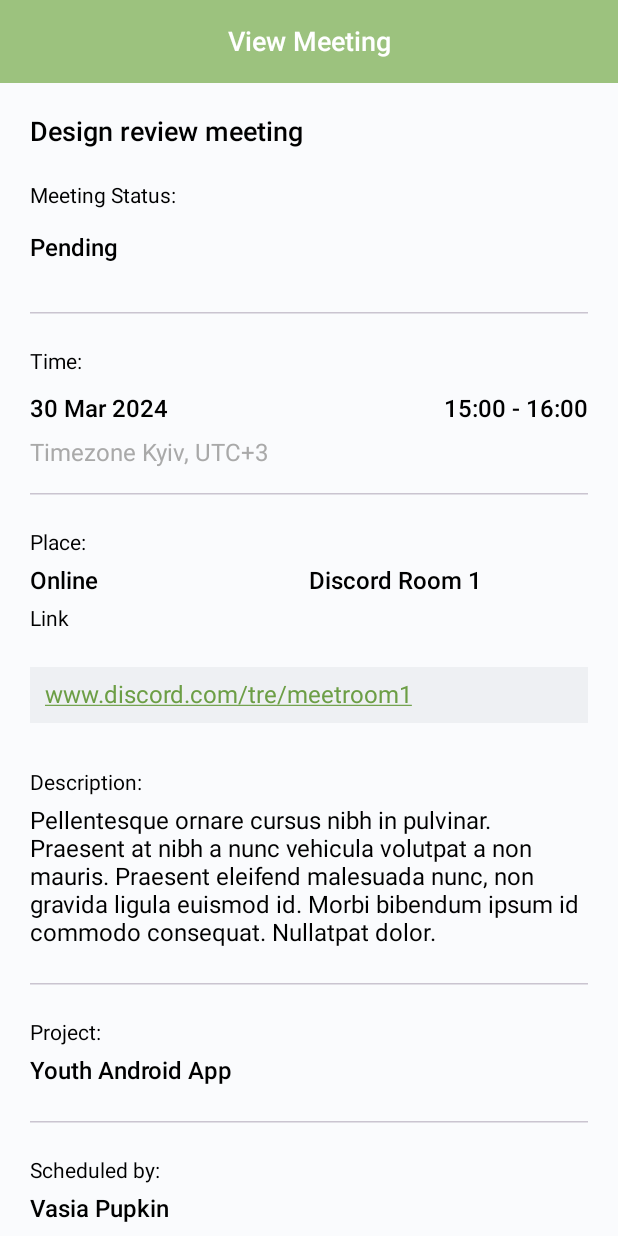
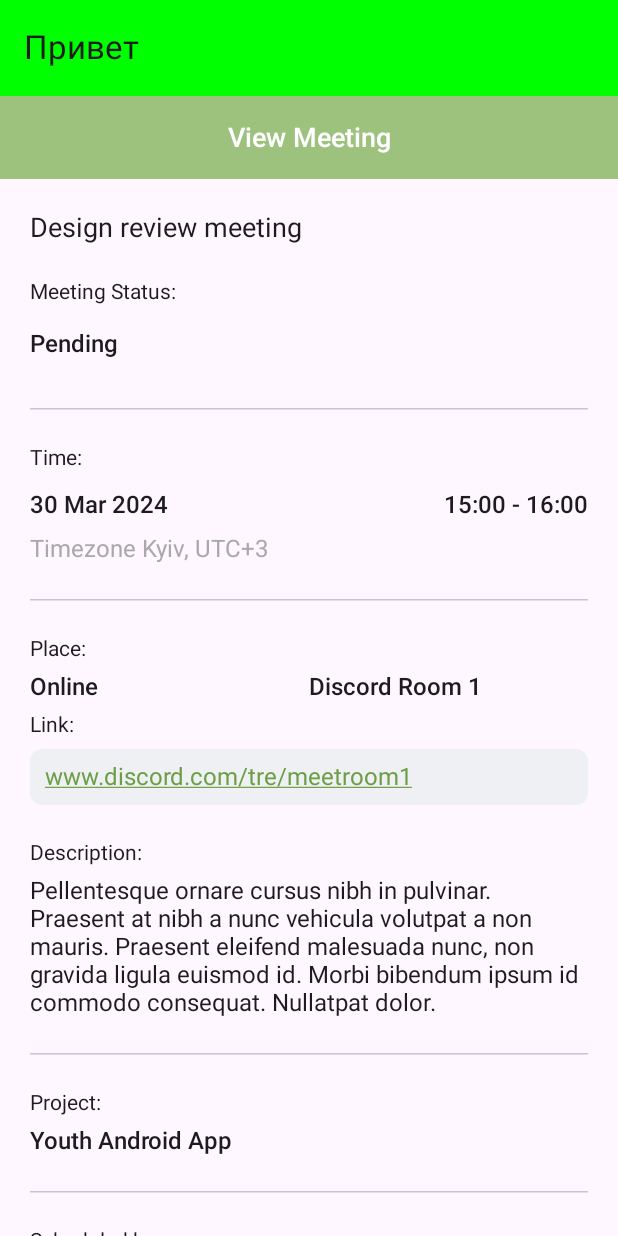
Before and after one commit to Timofiy0-0/Inventory, an Android app built with Jetpack Compose: the TestScreen screen opened through its navigation route, on a phone screen of 412 x 824 dp. Run offline under Robolectric (Android 15) with nearby library versions, the phone set to English and light mode, and no system bars.

Commit message:
сделал экран с сменой цвета фона

```diff
--- a/app/src/main/java/com/tima/inventory/MainActivity.kt
+++ b/app/src/main/java/com/tima/inventory/MainActivity.kt
@@ -3,29 +3,18 @@ package com.tima.inventory
 import android.os.Bundle
 import androidx.activity.ComponentActivity
 import androidx.activity.compose.setContent
-import androidx.compose.foundation.background
-import androidx.compose.foundation.layout.Arrangement
 import androidx.compose.foundation.layout.Column
-import androidx.compose.foundation.layout.Row
-import androidx.compose.foundation.layout.Spacer
 import androidx.compose.foundation.layout.fillMaxSize
-import androidx.compose.foundation.layout.fillMaxWidth
-import androidx.compose.foundation.layout.height
 import androidx.compose.foundation.layout.padding
-import androidx.compose.foundation.rememberScrollState
-import androidx.compose.foundation.verticalScroll
 import androidx.compose.material3.Button
-import androidx.compose.material3.HorizontalDivider
+import androidx.compose.material3.ExperimentalMaterial3Api
+import androidx.compose.material3.Scaffold
 import androidx.compose.material3.Text
+import androidx.compose.material3.TopAppBar
+import androidx.compose.material3.TopAppBarDefaults.topAppBarColors
 import androidx.compose.runtime.Composable
-import androidx.compose.ui.Alignment
 import androidx.compose.ui.Modifier
 import androidx.compose.ui.graphics.Color
-import androidx.compose.ui.text.font.FontWeight
-import androidx.compose.ui.text.font.FontWeight.Companion.W500
-import androidx.compose.ui.text.style.TextDecoration
-import androidx.compose.ui.unit.dp
-import androidx.compose.ui.unit.sp
 import androidx.navigation.NavHostController
 import androidx.navigation.compose.NavHost
 import androidx.navigation.compose.composable
@@ -34,170 +23,66 @@ import androidx.navigation.compose.rememberNavController
 class MainActivity : ComponentActivity() {
     override fun onCreate(savedInstanceState: Bundle?) {
         super.onCreate(savedInstanceState)
-        setContent {
-            InventoryApp()
+        setContent { MyApp() }
+    }
+}
+
+@OptIn(ExperimentalMaterial3Api::class)
+@Composable
+fun MyApp() {
+    Scaffold(topBar = {
+        TopAppBar(
+            title = { Text(text = "Привет") },
+            colors = topAppBarColors(containerColor = Color.Green)
+        )
+    })
+    { padding ->
+        val navController = rememberNavController()
+        NavHost(
+            navController = navController,
+            startDestination = MAIN_SCREEN,
+            modifier = Modifier.padding(padding)
+        ) {
+            composable(MAIN_SCREEN) { MainScreen(navController) }
+
+            composable(CITY_SCREEN) { CityScreen(navController) }
+
+            composable(TEST_SCREEN) { TestScreen(navController) }
+
+            composable(INVENTORY_SCREEN) { InventoryScreen(navController) }
+            composable(ADD_ITEM_SCREEN) { AddItemScreen(navController) }
+            composable(EDIT_ITEM_SCREEN) { EditItemScreen(navController) }
+            composable(ITEM_DETAILS_SCREEN) { ItemDetailsScreen(navController) }
+
+            composable(SCREEN_HOUSE) { ScreenHouse(navController) }
+            composable(SCREEN_ATB) { ScreenAtb(navController) }
+            composable(SCREEN_HOME) { ScreenHome(navController) }
+            composable(SCREEN_WALK) { ScreenWalk(navController) }
+            composable(FON_SCREEN) { FonScreen() }
+
         }
     }
 }
 
-@Composable
-fun InventoryApp() {
-    val navController = rememberNavController()
-    NavHost(navController = navController, startDestination = SCREEN_1) {
-        composable(TEST_SCREEN) { TestScreen(navController) }
-        composable(SCREEN_1) { Screen1(navController) }
-        composable(SCREEN_2) { Screen2(navController) }
-        composable(SCREEN_3) { Screen3(navController) }
-    }
-}
-
-const val TEST_SCREEN = "test_screen"
-const val SCREEN_1 = "screen_1"
-const val SCREEN_2 = "screen_2"
-const val SCREEN_3 = "screen_3"
+val MAIN_SCREEN = "Main screen"
 
 @Composable
-fun Screen1(navController: NavHostController) {
-    Column {
-        Text(text = "Экран 1", fontSize = 50.sp)
-        Button(onClick = { navController.navigate(SCREEN_2) }) {
-            Text(text = "Идем-ка на Экран 2")
+fun MainScreen(navController: NavHostController) {
+    Column(modifier = Modifier.fillMaxSize()) {
+        Button(onClick = { navController.navigate(INVENTORY_SCREEN) }) {
+            Text(text = "Инвентарь")
+        }
+        Button(onClick = { navController.navigate(CITY_SCREEN) }) {
+            Text(text = "Ваш город")
+        }
+        Button(onClick = { navController.navigate(SCREEN_HOUSE) }) {
+            Text(text = "Гуляние")
+        }
+        Button(onClick = { navController.navigate(TEST_SCREEN) }) {
+            Text(text = "Тестовый экран")
+        }
+        Button(onClick = { navController.navigate(FON_SCREEN) }) {
+            Text(text = "Смена цвета")
         }
     }
 }
-
-@Composable
-fun Screen2(navController: NavHostController) {
-    Column {
-        Text(text = "Экран 2", fontSize = 50.sp)
-        Text(text = "Экран 2", fontSize = 50.sp)
-        Text(text = "Экран 2", fontSize = 50.sp)
-        Text(text = "Экран 2", fontSize = 50.sp)
-        Text(text = "Экран 2", fontSize = 50.sp)
-        Text(text = "Экран 2", fontSize = 50.sp)
-        Text(text = "Экран 2", fontSize = 50.sp)
-        Button(onClick = { navController.navigate(SCREEN_3) }) {
-            Text(text = "Пойдем-ка на Экран 3")
-        }
-    }
-}
-
-@Composable
-fun Screen3(navController: NavHostController) {
-    Column {
-        Text(text = "Экран 3", fontSize = 50.sp)
-        Text(text = "Экран 3", fontSize = 50.sp)
-        Text(text = "Экран 3", fontSize = 50.sp)
-        Button(onClick = { navController.navigate(TEST_SCREEN)  }) {
-            Text(text = "Гоу на экран ТЕСТ!!!!")
-        }
-    }
-}
-
-@Composable
-fun TestScreen(navController: NavHostController) {
-    Column(modifier = Modifier.fillMaxSize()) {
-        Row(
-            modifier = Modifier
-                .fillMaxWidth()
-                .height(55.dp)
-                .background(Color(0xFF9CC27E)),
-            verticalAlignment = Alignment.CenterVertically,
-            horizontalArrangement = Arrangement.Center
-        ) {
-            Text(
-                text = "View Meeting",
-                fontSize = 18.sp,
-                fontWeight = FontWeight.Medium,
-                color = Color(0xFFFFFFFF)
-            )
-        }
-        Column(
-            modifier = Modifier
-                .fillMaxSize()
-                .background(Color(0xFFFAFBFD))
-                .padding(start = 20.dp, top = 22.dp, end = 20.dp)
-                .verticalScroll(rememberScrollState())
-        ) {
-            Text(
-                text = "Design review meeting", fontSize = 18.sp, fontWeight = FontWeight.Medium
-            )
-            Spacer(modifier = Modifier.height(24.dp))
-            Text(text = "Meeting Status:", fontSize = 14.sp)
-            Spacer(modifier = Modifier.height(17.dp))
-            Text(text = "Pending", fontSize = 16.sp, fontWeight = W500)
-            Spacer(modifier = Modifier.height(33.dp))
-            HorizontalDivider()
-            Spacer(modifier = Modifier.height(24.dp))
-            Text(text = "Time:", fontSize = 14.sp)
-            Spacer(modifier = Modifier.height(14.dp))
-            Row {
-                Text(text = "30 Mar 2024", fontSize = 16.sp, fontWeight = W500)
-                Spacer(modifier = Modifier.weight(1F))
-                Text(text = "15:00 - 16:00", fontSize = 16.sp, fontWeight = W500)
-            }
-            Spacer(modifier = Modifier.height(10.5.dp))
-            Text(text = "Timezone Kyiv, UTC+3", fontSize = 16.sp, color = Color(0xFFA9A9A9))
-            Spacer(modifier = Modifier.height(17.dp))
-            HorizontalDivider()
-            Spacer(modifier = Modifier.height(24.dp))
-            Text(text = "Place:", fontSize = 14.sp)
-            Spacer(modifier = Modifier.height(8.dp))
-            Row {
-                Text(
-                    text = "Online",
-                    fontSize = 16.sp,
-                    fontWeight = W500,
-                    modifier = Modifier.weight(1F)
-                )
-                Text(
-                    text = "Discord Room 1",
-                    fontSize = 16.sp,
-                    fontWeight = W500,
-                    modifier = Modifier.weight(1F)
-                )
-            }
-            Spacer(modifier = Modifier.height(8.dp))
-            Text(text = "Link", fontSize = 14.sp)
-            Spacer(modifier = Modifier.height(24.dp))
-            Row(
-                modifier = Modifier
-                    .height(37.dp)
-                    .fillMaxSize()
-                    .background(Color(0xFFEEF0F3))
-                    .padding(start = 10.dp),
-                verticalAlignment = Alignment.CenterVertically,
-            )
-
-            {
-                Text(
-                    text = "www.discord.com/tre/meetroom1",
-                    fontSize = 16.sp,
-                    color = Color(0xFF6C9E45),
-                    textDecoration = TextDecoration.Underline
-                )
-            }
-            Spacer(modifier = Modifier.height(8.dp))
-            Spacer(modifier = Modifier.height(24.dp))
-            Text(text = "Description:", fontSize = 14.sp)
-            Spacer(modifier = Modifier.height(8.dp))
-            Text(
-                text = "Pellentesque ornare cursus nibh in pulvinar. Praesent at nibh a nunc vehicula volutpat a non mauris. Praesent eleifend malesuada nunc, non gravida ligula euismod id. Morbi bibendum ipsum id commodo consequat. Nullatpat dolor.",
-                fontSize = 16.sp
-            )
-            Spacer(modifier = Modifier.height(24.dp))
-            HorizontalDivider()
-            Spacer(modifier = Modifier.height(24.dp))
-            Text(text = "Project:", fontSize = 14.sp)
-            Spacer(modifier = Modifier.height(8.dp))
-            Text(text = "Youth Android App", fontSize = 16.sp, fontWeight = W500)
-            Spacer(modifier = Modifier.height(24.dp))
-            HorizontalDivider()
-            Spacer(modifier = Modifier.height(24.dp))
-            Text(text = "Scheduled by:", fontSize = 14.sp)
-            Spacer(modifier = Modifier.height(8.dp))
-            Text(text = "Vasia Pupkin", fontSize = 16.sp, fontWeight = W500)
-            Spacer(modifier = Modifier.height(24.dp))
-        }
-    }
-}
--- /dev/null
+++ b/app/src/main/java/com/tima/inventory/TestScreen.kt
@@ -0,0 +1,127 @@
+package com.tima.inventory
+
+import androidx.compose.foundation.background
+import androidx.compose.foundation.layout.Arrangement
+import androidx.compose.foundation.layout.Column
+import androidx.compose.foundation.layout.Row
+import androidx.compose.foundation.layout.Spacer
+import androidx.compose.foundation.layout.fillMaxSize
+import androidx.compose.foundation.layout.fillMaxWidth
+import androidx.compose.foundation.layout.height
+import androidx.compose.foundation.layout.padding
+import androidx.compose.foundation.rememberScrollState
+import androidx.compose.foundation.shape.RoundedCornerShape
+import androidx.compose.foundation.verticalScroll
+import androidx.compose.material3.HorizontalDivider
+import androidx.compose.material3.Text
+import androidx.compose.runtime.Composable
+import androidx.compose.ui.Alignment
+import androidx.compose.ui.Modifier
+import androidx.compose.ui.draw.clip
+import androidx.compose.ui.graphics.Color
+import androidx.compose.ui.text.font.FontWeight
+import androidx.compose.ui.text.font.FontWeight.Companion.W500
+import androidx.compose.ui.text.style.TextDecoration
+import androidx.compose.ui.unit.dp
+import androidx.compose.ui.unit.sp
+import androidx.navigation.NavHostController
+
+const val TEST_SCREEN = "test_screen"
+
+@Composable
+fun TestScreen(navController: NavHostController) {
+    Column(modifier = Modifier.fillMaxSize()) {
+        Row(
+            modifier = Modifier
+                .fillMaxWidth()
+                .height(55.dp)
+                .background(Color(0xFF9CC27E)),
+            verticalAlignment = Alignment.CenterVertically,
+            horizontalArrangement = Arrangement.Center
+        ) {
+            Text(
+                text = "View Meeting",
+                fontSize = 18.sp,
+                fontWeight = FontWeight.Medium,
+                color = Color(0xFFFFFFFF)
+            )
+        }
+        Column(
+            modifier = Modifier
+                .verticalScroll(rememberScrollState())
+                .padding(start = 20.dp, top = 22.dp, end = 20.dp)
+        ) {
+            Text(text = "Design review meeting", fontSize = 18.sp)
+            Spacer(modifier = Modifier.height(24.dp))
+            Text(text = "Meeting Status:", fontSize = 14.sp)
+            Spacer(modifier = Modifier.height(17.dp))
+            Text(text = "Pending", fontSize = 16.sp, fontWeight = W500)
+            Spacer(modifier = Modifier.height(33.dp))
+            HorizontalDivider()
+            Spacer(modifier = Modifier.height(24.dp))
+            Text(text = "Time:", fontSize = 14.sp)
+            Spacer(modifier = Modifier.height(14.dp))
+            Row {
+                Text(text = "30 Mar 2024", fontSize = 16.sp, fontWeight = W500)
+                Spacer(modifier = Modifier.weight(1F))
+                Text(text = "15:00 - 16:00", fontSize = 16.sp, fontWeight = W500)
+            }
+            Spacer(modifier = Modifier.height(10.5.dp))
+            Text(text = "Timezone Kyiv, UTC+3", fontSize = 16.sp, color = Color(0xFFA9A9A9))
+            Spacer(modifier = Modifier.height(24.dp))
+            HorizontalDivider()
+            Spacer(modifier = Modifier.height(24.dp))
+            Text(text = "Place:", fontSize = 14.sp)
+            Spacer(modifier = Modifier.height(8.dp))
+            Row {
+                Text(
+                    text = "Online", fontSize = 16.sp, fontWeight = W500,
+                    modifier = Modifier.weight(1F)
+                )
+                Text(
+                    text = "Discord Room 1", fontSize = 16.sp, fontWeight = W500,
+                    modifier = Modifier.weight(1F)
+                )
+            }
+            Spacer(modifier = Modifier.height(8.dp))
+            Text(text = "Link:", fontSize = 14.sp)
+            Spacer(modifier = Modifier.height(8.dp))
+            Row(
+                modifier = Modifier
+                    .clip(RoundedCornerShape(8.dp))
+                    .height(37.dp)
+                    .fillMaxWidth()
+                    .background(Color(0xFFEEF0F3))
+                    .padding(start = 10.dp),
+                verticalAlignment = Alignment.CenterVertically
+            ) {
+                Text(
+                    text = "www.discord.com/tre/meetroom1",
+                    fontSize = 16.sp,
+                    color = Color(0xFF6C9E45),
+                    textDecoration = TextDecoration.Underline
+                )
+            }
+            Spacer(modifier = Modifier.height(24.dp))
+            Text(text = "Description:", fontSize = 14.sp)
+            Spacer(modifier = Modifier.height(8.dp))
+            Text(
+                text = "Pellentesque ornare cursus nibh in pulvinar. Praesent at nibh a nunc vehicula volutpat a non mauris. Praesent eleifend malesuada nunc, non gravida ligula euismod id. Morbi bibendum ipsum id commodo consequat. Nullatpat dolor.",
+                fontSize = 16.sp
+            )
+            Spacer(modifier = Modifier.height(24.dp))
+            HorizontalDivider()
+            Spacer(modifier = Modifier.height(24.dp))
+            Text(text = "Project:", fontSize = 14.sp)
+            Spacer(modifier = Modifier.height(8.dp))
+            Text(text = "Youth Android App", fontSize = 16.sp, fontWeight = W500)
+            Spacer(modifier = Modifier.height(24.dp))
+            HorizontalDivider()
+            Spacer(modifier = Modifier.height(24.dp))
+            Text(text = "Scheduled by:", fontSize = 14.sp)
+            Spacer(modifier = Modifier.height(8.dp))
+            Text(text = "Vasia Pupkin", fontSize = 16.sp, fontWeight = W500)
+            Spacer(modifier = Modifier.height(24.dp))
+        }
+    }
+}
```
Also changed, not shown: app/src/main/java/com/tima/inventory/City.kt (added, +36 -0 lines), app/src/main/java/com/tima/inventory/Fon.kt (added, +56 -0 lines), app/src/main/java/com/tima/inventory/InventoryApp.kt (added, +48 -0 lines), app/src/main/java/com/tima/inventory/Walk.kt (added, +66 -0 lines).
